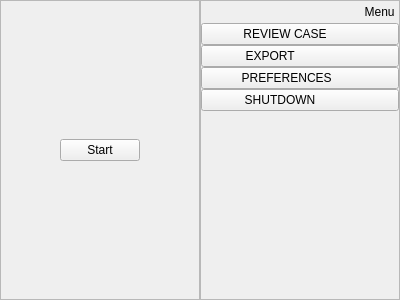
This is flipVerticalLayout/formstart.ui in laszlo-avotra-tips/layout as Qt 5 draws it before an edit. The edited form follows.
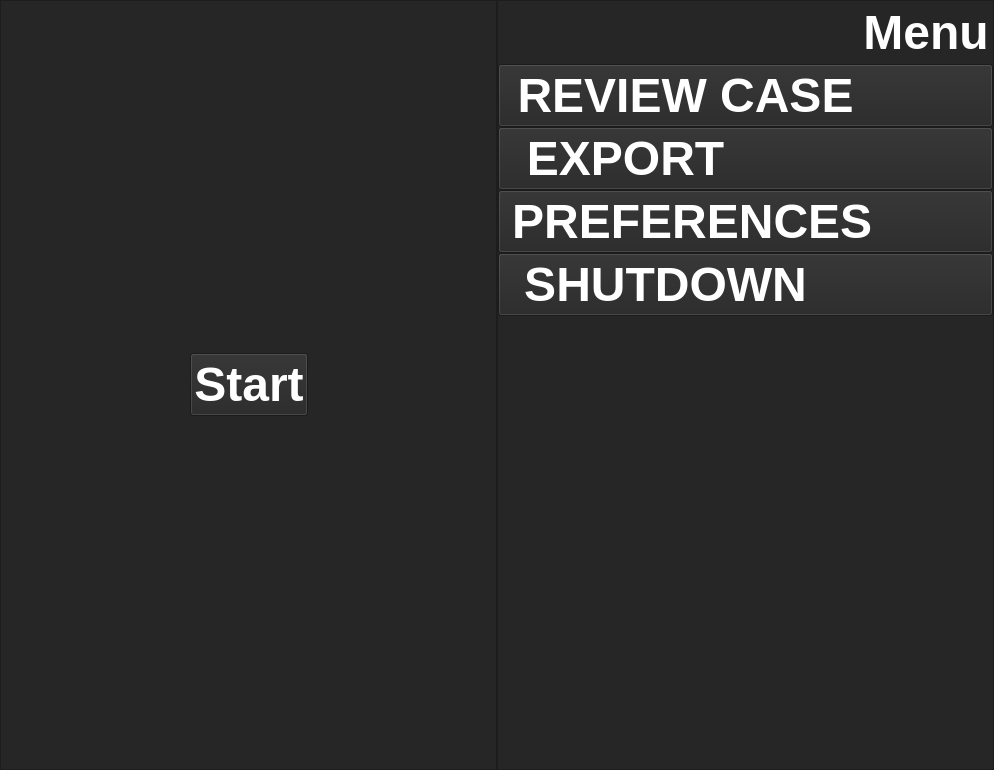
This is the edited form.

Commit message: keyboard style done, keybooard horizontally centered

```diff
--- a/flipVerticalLayout/formstart.ui
+++ b/flipVerticalLayout/formstart.ui
@@ -6,13 +6,27 @@
    <rect>
     <x>0</x>
     <y>0</y>
-    <width>400</width>
-    <height>300</height>
+    <width>994</width>
+    <height>770</height>
    </rect>
   </property>
   <property name="windowTitle">
    <string>Form</string>
   </property>
+  <property name="styleSheet">
+   <string notr="true">QWidget{
+background-color: #262626;
+color: white;
+}
+QLabel{
+font: 60pt &quot;Helvetica Neue&quot;;
+}
+QPushButton{
+font: bold 48px;
+qproperty-flat: true;
+}
+</string>
+  </property>
   <layout class="QHBoxLayout" name="horizontalLayout_4">
    <property name="spacing">
     <number>0</number>
```
The commit also changes 4 other files.
